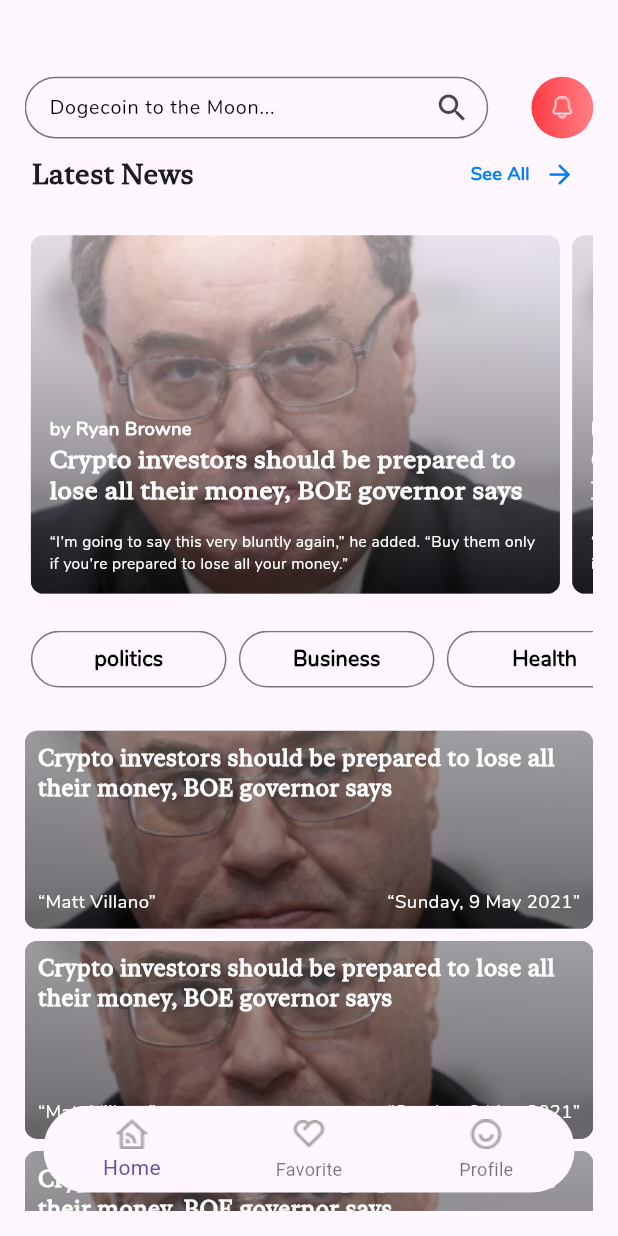
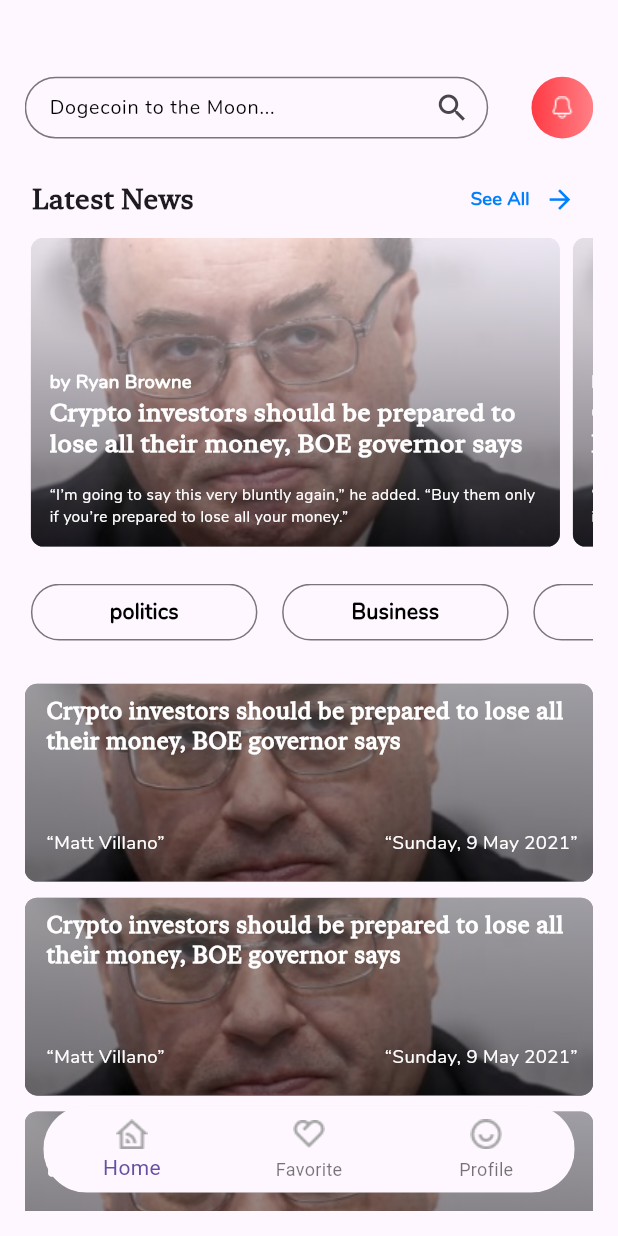
Before and after one commit to Ahmedreda321/news_app_ITI, a Flutter app: the screen it shows after launch, on a phone screen of 412 x 824 dp. Run offline on Flutter 3.47's test engine with Material 3 defaults, Android fonts, the phone set to English and light mode, and no system bars; our stand-ins replace readmore.

Commit message:
finish ui

```diff
--- a/lib/main.dart
+++ b/lib/main.dart
@@ -1,6 +1,5 @@
 import 'package:flutter/material.dart';
 import 'package:flutter_application_1/screens/home_screen.dart';
-import 'package:flutter_application_1/screens/hot_update_screen.dart';
 
 void main() {
   runApp(const MyApp());
--- a/lib/screens/home_screen.dart
+++ b/lib/screens/home_screen.dart
@@ -15,7 +15,11 @@ class HomeScreen extends StatelessWidget {
     final Size screenSize = MediaQuery.of(context).size;
 
     return Scaffold(
-      body: Padding(
+      body: GestureDetector(
+        onTap: () {
+          FocusScope.of(context).unfocus();
+        },
+        child: Padding(
           padding: EdgeInsets.all(screenSize.width * 0.04),
           child: CustomScrollView(
             slivers: <Widget>[
@@ -61,14 +65,18 @@ class HomeScreen extends StatelessWidget {
               ),
               SliverToBoxAdapter(
                 child: SizedBox(
-                height: screenSize.height * 0.29,
+                  height: screenSize.height * 0.25,
                   width: screenSize.width,
                   child: ListView.builder(
                     scrollDirection: Axis.horizontal,
                     shrinkWrap: true,
                     itemCount: 5,
                     itemBuilder: (context, index) {
-                    return const FeaturedArticle();
+                      return Padding(
+                        padding:
+                            EdgeInsets.only(right: screenSize.width * 0.001),
+                        child: const FeaturedArticle(),
+                      );
                     },
                   ),
                 ),
@@ -86,7 +94,11 @@ class HomeScreen extends StatelessWidget {
                     physics: const BouncingScrollPhysics(),
                     itemCount: category_list.length,
                     itemBuilder: (context, i) {
-                    return CategoryWidget(catmodel: category_list[i]);
+                      return Padding(
+                        padding:
+                            EdgeInsets.only(right: screenSize.width * 0.02),
+                        child: CategoryWidget(catmodel: category_list[i]),
+                      );
                     },
                   ),
                 ),
@@ -99,12 +111,18 @@ class HomeScreen extends StatelessWidget {
               SliverList(
                 delegate: SliverChildBuilderDelegate(
                   (context, index) {
-                  return const LocalNews();
+                    return Padding(
+                      padding: EdgeInsets.only(
+                        bottom: screenSize.height * 0.003,
+                      ),
+                      child: const LocalNews(),
+                    );
                   },
                   childCount: 5,
                 ),
               ),
             ],
+          ),
         ),
       ),
       extendBody: true,
--- a/lib/widgets/home_screen_widgets/category_widget.dart
+++ b/lib/widgets/home_screen_widgets/category_widget.dart
@@ -14,7 +14,7 @@ class CategoryWidget extends StatelessWidget {
       child: OutlinedButton(
         onPressed: () {},
         child: SizedBox(
-          width: screenSize.width * 0.2,
+          width: screenSize.width * 0.25,
           height: screenSize.height * 0.92,
           child: Center(
             child: Text(
--- a/lib/widgets/home_screen_widgets/latest_news.dart
+++ b/lib/widgets/home_screen_widgets/latest_news.dart
@@ -9,7 +9,8 @@ class LatestNews extends StatelessWidget {
     final Size screenSize = MediaQuery.of(context).size;
 
     return Padding(
-      padding: EdgeInsets.only(bottom: screenSize.height * 0.02),
+      padding: EdgeInsets.only(
+          bottom: screenSize.height * 0.002, top: screenSize.height * 0.02),
       child: Row(
         children: [
           Text(
--- a/lib/widgets/home_screen_widgets/local_news.dart
+++ b/lib/widgets/home_screen_widgets/local_news.dart
@@ -15,7 +15,11 @@ class LocalNews extends StatelessWidget {
       },
       child: Container(
         margin: EdgeInsets.symmetric(vertical: screenSize.height * 0.005),
-        padding: EdgeInsets.all(screenSize.width * 0.021),
+        padding: EdgeInsets.only(
+            right: screenSize.width * 0.025,
+            left: screenSize.width * 0.035,
+            top: screenSize.height * 0.01,
+            bottom: screenSize.height * 0.02),
         height: screenSize.height * 0.16,
         width: screenSize.width * 0.9,
         decoration: BoxDecoration(
```
Lines whose indentation alone changed are shown as unchanged.
